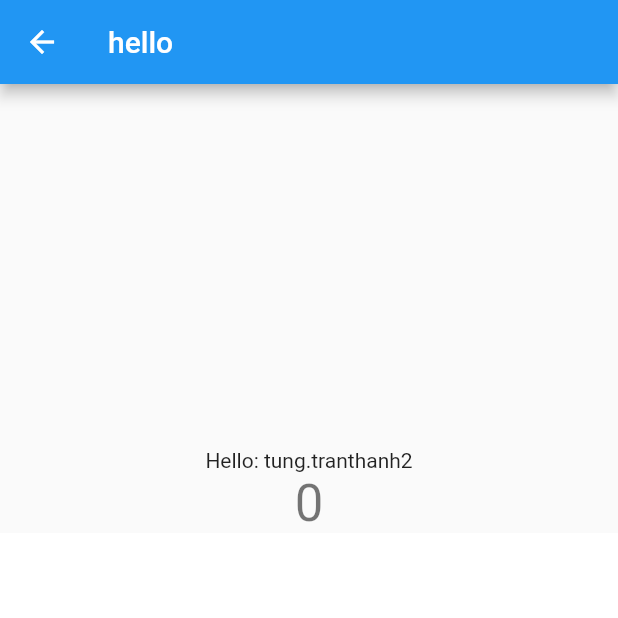
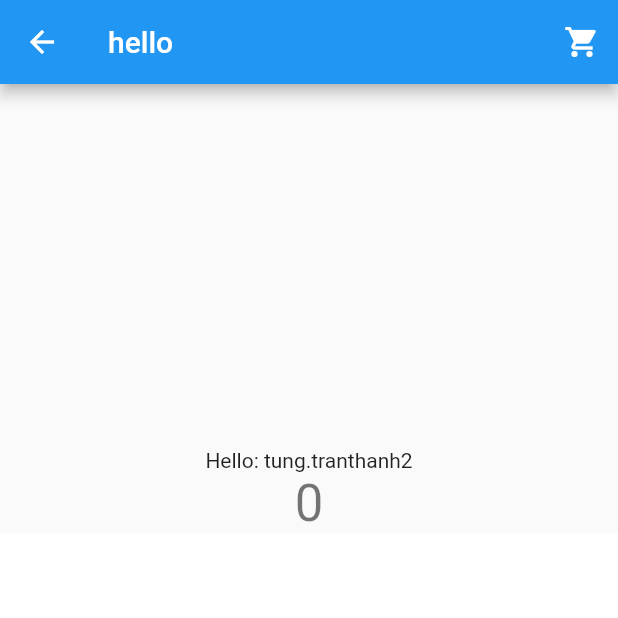
Before and after one commit to tung910/flutter, a Flutter app: the screen it shows after launch, after a tap on "Submit", on a phone screen of 412 x 824 dp, the top half of it. Run offline on Flutter 3.47's test engine with Material 2 defaults, Android fonts, the phone set to English and light mode, and no system bars.

Commit message:
get form

```diff
--- a/lib/login.dart
+++ b/lib/login.dart
@@ -9,6 +9,14 @@ class LoginScreen2 extends StatefulWidget {
 }
 
 class _LoginScreen2State extends State<LoginScreen2> {
+  final TextEditingController emailController = TextEditingController();
+
+  @override
+  void dispose() {
+    emailController.dispose();
+    super.dispose();
+  }
+
   @override
   Widget build(BuildContext context) {
     return Scaffold(
@@ -63,21 +71,22 @@ class _LoginScreen2State extends State<LoginScreen2> {
                           ),
                         ],
                       ),
-                      child: const Column(
+                      child: Column(
                         children: [
-                          SizedBox(height: 10),
+                          const SizedBox(height: 10),
                           Padding(
-                            padding: EdgeInsets.symmetric(horizontal: 16),
+                            padding: const EdgeInsets.symmetric(horizontal: 16),
                             child: TextField(
                               keyboardType: TextInputType.emailAddress,
+                              controller: emailController,
                               textInputAction: TextInputAction.next,
-                              decoration: InputDecoration(
+                              decoration: const InputDecoration(
                                 hintText: "Email or phone number",
                               ),
                             ),
                           ),
-                          SizedBox(height: 16),
-                          Padding(
+                          const SizedBox(height: 16),
+                          const Padding(
                             padding: EdgeInsets.symmetric(
                               horizontal: 16,
                             ),
@@ -90,7 +99,7 @@ class _LoginScreen2State extends State<LoginScreen2> {
                               obscureText: true,
                             ),
                           ),
-                          SizedBox(height: 10),
+                          const SizedBox(height: 10),
                         ],
                       )),
                   const SizedBox(height: 19),
@@ -100,6 +109,7 @@ class _LoginScreen2State extends State<LoginScreen2> {
                       minimumSize: const Size.fromHeight(50),
                     ),
                     onPressed: () {
+                      debugPrint(emailController.text);
                       Navigator.push(
                           context,
                           MaterialPageRoute(
--- a/lib/main.dart
+++ b/lib/main.dart
@@ -45,6 +45,15 @@ class _MyHomePageState extends State<MyHomePage> {
     return Scaffold(
       appBar: AppBar(
         title: Text(widget.title),
+        actions: <Widget>[
+          IconButton(
+            icon: const Icon(Icons.shopping_cart),
+            tooltip: 'Open shopping cart',
+            onPressed: () {
+              // handle the press
+            },
+          ),
+        ],
       ),
       body: Center(
         child: Column(
```
